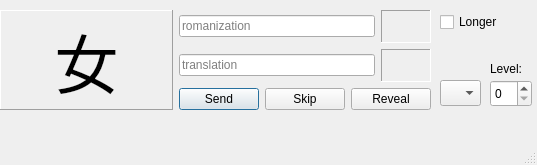
Before: the Qt Designer form ui_files/main_gui.ui in mattyonweb/chinese-reminder, drawn with Qt 5.
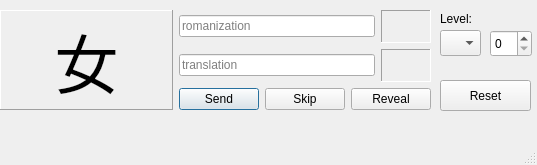
After: the same form once the commit is applied.

Commit message: Added reset buttons

```diff
--- a/ui_files/main_gui.ui
+++ b/ui_files/main_gui.ui
@@ -192,24 +192,11 @@
      </item>
     </layout>
    </widget>
-   <widget class="QCheckBox" name="checkBoxLunghe">
-    <property name="geometry">
-     <rect>
-      <x>440</x>
-      <y>10</y>
-      <width>71</width>
-      <height>24</height>
-     </rect>
-    </property>
-    <property name="text">
-     <string>Longer</string>
-    </property>
-   </widget>
    <widget class="QSpinBox" name="spinBoxLvl">
     <property name="geometry">
      <rect>
       <x>490</x>
-      <y>80</y>
+      <y>30</y>
       <width>42</width>
       <height>27</height>
      </rect>
@@ -218,8 +205,8 @@
    <widget class="QLabel" name="label">
     <property name="geometry">
      <rect>
-      <x>490</x>
-      <y>60</y>
+      <x>440</x>
+      <y>10</y>
       <width>41</width>
       <height>18</height>
      </rect>
@@ -232,7 +219,7 @@
     <property name="geometry">
      <rect>
       <x>440</x>
-      <y>80</y>
+      <y>30</y>
       <width>41</width>
       <height>26</height>
      </rect>
@@ -250,6 +237,29 @@
      <string>Foovar</string>
     </property>
    </widget>
+   <widget class="QPushButton" name="btnReset">
+    <property name="geometry">
+     <rect>
+      <x>440</x>
+      <y>80</y>
+      <width>91</width>
+      <height>31</height>
+     </rect>
+    </property>
+    <property name="font">
+     <font>
+      <weight>50</weight>
+      <italic>false</italic>
+      <bold>false</bold>
+     </font>
+    </property>
+    <property name="text">
+     <string>Reset</string>
+    </property>
+    <property name="flat">
+     <bool>false</bool>
+    </property>
+   </widget>
   </widget>
   <widget class="QStatusBar" name="statusbar"/>
   <widget class="QMenuBar" name="mainMenuBar">
```
The commit also changes 6 other files.
